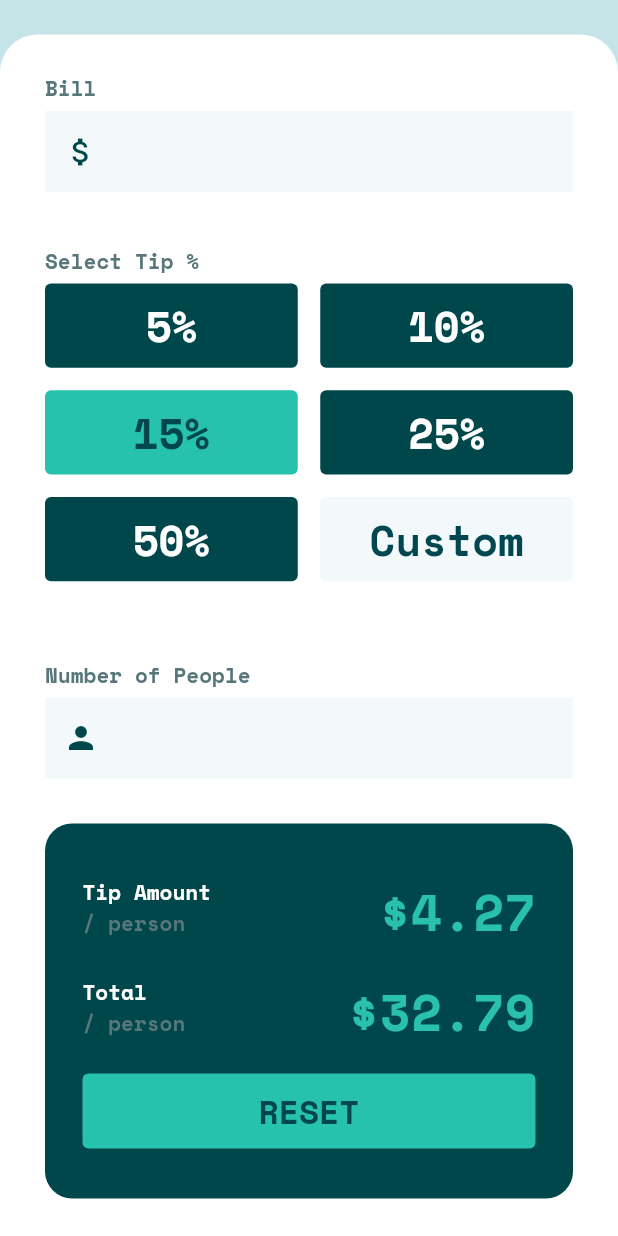
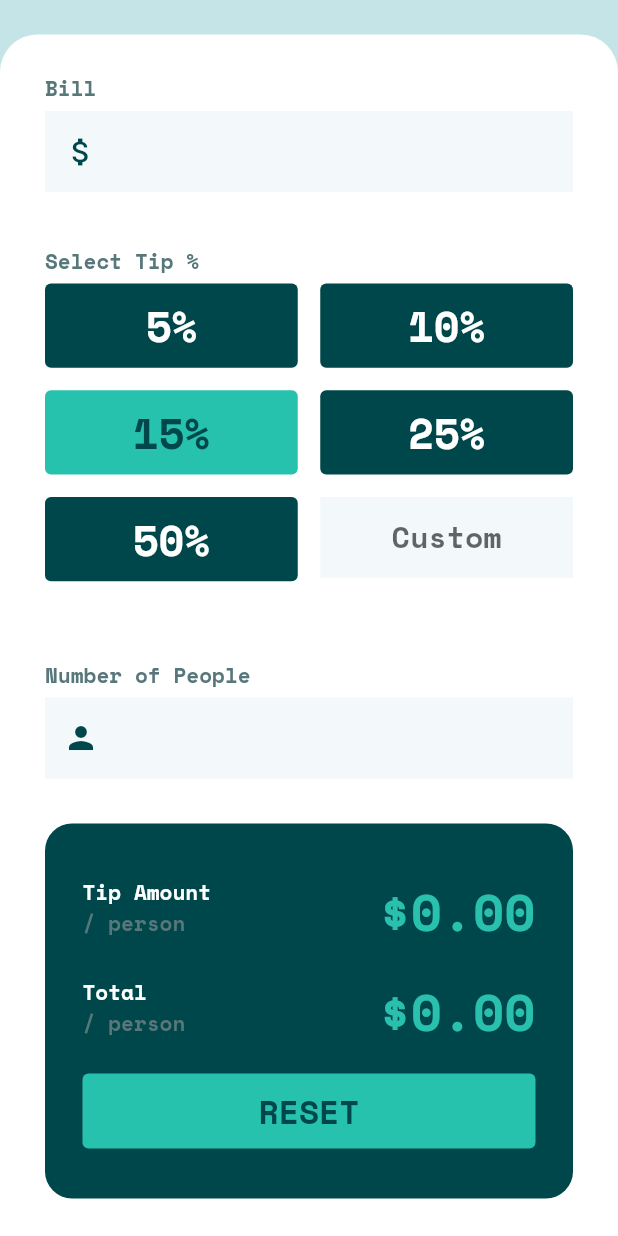
Before and after one commit to ElieBamunoba/tips_calculator, a Flutter app: the screen it shows after launch, scrolled down 127 dp, after a tap on "5%", on a phone screen of 412 x 824 dp. Run offline on Flutter 3.47's test engine with Material 2 defaults, Android fonts, the phone set to English and light mode, and no system bars; our stand-ins replace google_fonts.

```diff
--- a/lib/home_page.dart
+++ b/lib/home_page.dart
@@ -4,8 +4,36 @@ import 'package:google_fonts/google_fonts.dart';
 import 'widgets/button.dart';
 import 'widgets/text_style.dart';
 
-class HomePage extends StatelessWidget {
+class HomePage extends StatefulWidget {
   const HomePage({Key? key}) : super(key: key);
+
+  @override
+  State<HomePage> createState() => _HomePageState();
+}
+
+class _HomePageState extends State<HomePage> {
+  double bill = 0.0;
+  double tip = 0.0;
+  int person = 1;
+
+  double tipPerPerson = 0;
+  double totlalPerPerson = 0;
+
+  TextEditingController billController = TextEditingController();
+  TextEditingController tipController = TextEditingController();
+  TextEditingController personController = TextEditingController();
+
+  void calculate() {
+    tipPerPerson = (bill * tip) / person;
+    totlalPerPerson = (bill * (1 + tip)) / person;
+  }
+
+  void tipButtonFunction(double tipPercentage) {
+    setState(() {
+      tip = tipPercentage / 100;
+      calculate();
+    });
+  }
 
   @override
   Widget build(BuildContext context) {
@@ -48,6 +76,19 @@ class HomePage extends StatelessWidget {
                 children: [
                   textStyle(text: "Bill"),
                   TextField(
+                    controller: billController,
+                    onEditingComplete: () {
+                      setState(() {
+                        if (billController.text.isNotEmpty) {
+                          bill = double.parse(billController.text);
+                        } else {
+                          bill = 0;
+                        }
+                        //to dismiss the keybord after editing
+                        FocusScope.of(context).unfocus();
+                        calculate();
+                      });
+                    },
                     keyboardType: TextInputType.number,
                     decoration: const InputDecoration(
                       filled: true,
@@ -81,25 +122,86 @@ class HomePage extends StatelessWidget {
                       mainAxisSpacing: 15,
                       crossAxisCount: 2,
                       children: [
-                        button(btnText: "5%"),
-                        button(btnText: "10%"),
+                        button(
+                          btnText: "5%",
+                          function: () {
+                            tipButtonFunction(5);
+                          },
+                        ),
+                        button(
+                          btnText: "10%",
+                          function: () {
+                            tipButtonFunction(10);
+                          },
+                        ),
                         button(
                           btnText: "15%",
+                          function: () {
+                            tipButtonFunction(15);
+                          },
                           btnColor: const Color(0xFF26C2AD),
                           textColor: const Color(0xFF00474B),
                         ),
-                        button(btnText: "25%"),
-                        button(btnText: "50%"),
                         button(
-                          btnText: "Custom",
-                          textColor: const Color(0xFF00474F),
-                          btnColor: const Color(0xFFF3F8FB),
+                          btnText: "25%",
+                          function: () {
+                            tipButtonFunction(25);
+                          },
+                        ),
+                        button(
+                          btnText: "50%",
+                          function: () {
+                            tipButtonFunction(50);
+                          },
+                        ),
+                        TextField(
+                          controller: tipController,
+                          onEditingComplete: () {
+                            setState(() {
+                              if (tipController.text.isNotEmpty) {
+                                tip = double.parse(tipController.text) / 100;
+                              } else {
+                                tip = 0;
+                              }
+                              //to dismiss the keybord after editing
+                              FocusScope.of(context).unfocus();
+                              calculate();
+                            });
+                          },
+                          keyboardType: TextInputType.number,
+                          decoration: const InputDecoration(
+                            hintText: "Custom  ",
+                            filled: true,
+                            fillColor: Color(0xFFF3F8FB),
+                            border: InputBorder.none,
+                          ),
+                          textAlign: TextAlign.center,
+                          style: GoogleFonts.spaceMono(
+                            textStyle: const TextStyle(
+                              fontWeight: FontWeight.bold,
+                              fontSize: 20,
+                              color: Color(0xFF00474B),
+                            ),
+                          ),
                         ),
                       ],
                     ),
                   ),
                   textStyle(text: "Number of People"),
                   TextField(
+                    controller: personController,
+                    onEditingComplete: () {
+                      setState(() {
+                        if (personController.text.isNotEmpty) {
+                          person = int.parse(personController.text);
+                        } else {
+                          person = 1;
+                        }
+                        //to dismiss the keybord after editing
+                        FocusScope.of(context).unfocus();
+                        calculate();
+                      });
+                    },
                     keyboardType: TextInputType.number,
                     decoration: const InputDecoration(
                       filled: true,
@@ -148,7 +250,8 @@ class HomePage extends StatelessWidget {
                                 )
                               ],
                             ),
-                            resultTextStyle(text: "\$4.27"),
+                            resultTextStyle(
+                                text: "\$${tipPerPerson.toStringAsFixed(2)}"),
                           ],
                         ),
                         Row(
@@ -167,19 +270,44 @@ class HomePage extends StatelessWidget {
                                 )
                               ],
                             ),
-                            resultTextStyle(text: "\$32.79"),
+                            resultTextStyle(
+                                text:
+                                    "\$${totlalPerPerson.toStringAsFixed(2)}"),
                           ],
                         ),
                         SizedBox(
-                          height: 50,
-                          width: double.infinity,
-                          child: button(
-                            fontSize: 22,
-                            btnText: "RESET",
-                            btnColor: const Color(0xFF26C2AD),
-                            textColor: const Color(0xFF00474B),
-                          ),
-                        )
+                            height: 50,
+                            width: double.infinity,
+                            child: TextButton(
+                              onPressed: () {
+                                setState(() {
+                                  tip = 0;
+                                  person = 1;
+                                  bill = 0;
+                                  calculate();
+                                  tipController.clear();
+                                  personController.clear();
+                                  billController.clear();
+                                  tipPerPerson = 0.0;
+                                  totlalPerPerson = 0.0;
+                                });
+                              },
+                              child: Text(
+                                "RESET",
+                                textAlign: TextAlign.center,
+                                style: GoogleFonts.spaceMono(
+                                  textStyle: const TextStyle(
+                                    fontWeight: FontWeight.bold,
+                                    fontSize: 22,
+                                    color: Color(0xFF00474B),
+                                  ),
+                                ),
+                              ),
+                              style: TextButton.styleFrom(
+                                primary: const Color(0xFFF3F8FB),
+                                backgroundColor: const Color(0xFF26C2AD),
+                              ),
+                            ))
                       ],
                     ),
                   ),
--- a/lib/widgets/button.dart
+++ b/lib/widgets/button.dart
@@ -5,14 +5,14 @@ import 'package:google_fonts/google_fonts.dart';
 
 //wiget to return tips buttons
 Widget button({
-  // required Function function,
+  required Function function,
   required String btnText,
   Color textColor = const Color(0xFFFFFFFF),
   Color btnColor = const Color(0xFF00474B),
   double fontSize = 28,
 }) {
   return TextButton(
-    onPressed: () {},
+    onPressed: () => function(),
     child: Text(
       btnText,
       textAlign: TextAlign.center,
```
